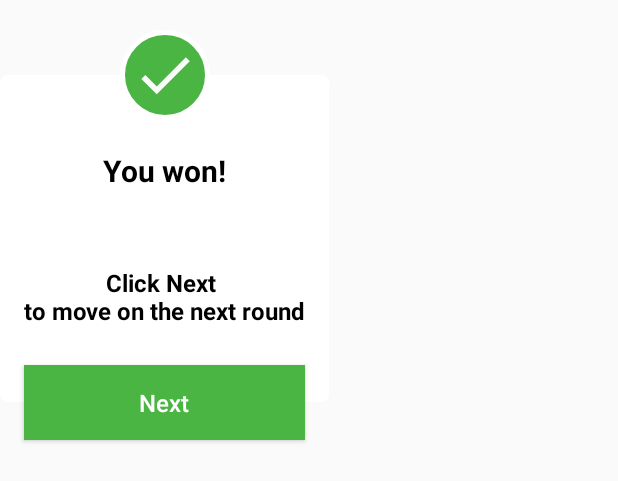
After one commit to zaiyr00/Sokoban-Game, an Android app: the layout dialog_view.xml on its own in the app's theme, with its tools: preview values and no code run, on a phone screen of 412 x 824 dp. The commit adds this screen. Shown: the top 481 px of the screen. Run offline under Robolectric (Android 15) with nearby library versions, the phone set to English and light mode, and no system bars.

Commit message:
added next levels and reset level

```diff
--- /dev/null
+++ b/app/src/main/java/kg/internlabs/sokoban/OpenDialogWindow.kt
@@ -0,0 +1 @@
+package kg.internlabs.sokoban
--- /dev/null
+++ b/app/src/main/res/drawable/bg_iv.xml
@@ -0,0 +1,10 @@
+<?xml version="1.0" encoding="utf-8"?>
+<shape xmlns:android="http://schemas.android.com/apk/res/android"
+    android:shape="oval">
+
+    <solid android:color="@color/colorGreen"/>
+
+    <stroke android:width="3dp"
+        android:color="@color/colorWhite"/>
+
+</shape>
--- /dev/null
+++ b/app/src/main/res/drawable/bg_linear_layout.xml
@@ -0,0 +1,9 @@
+<?xml version="1.0" encoding="utf-8"?>
+<shape xmlns:android="http://schemas.android.com/apk/res/android"
+    android:shape="rectangle">
+
+    <solid android:color="@color/colorWhite"/>
+
+    <corners android:radius="5dp"/>
+
+</shape>
--- /dev/null
+++ b/app/src/main/res/drawable/ic_check.xml
@@ -0,0 +1,5 @@
+<vector android:height="24dp" android:tint="#FCFCFC"
+    android:viewportHeight="24.0" android:viewportWidth="24.0"
+    android:width="24dp" xmlns:android="http://schemas.android.com/apk/res/android">
+    <path android:fillColor="#FF000000" android:pathData="M9,16.17L4.83,12l-1.42,1.41L9,19 21,7l-1.41,-1.41z"/>
+</vector>
--- /dev/null
+++ b/app/src/main/res/drawable/ic_restart.xml
@@ -0,0 +1,5 @@
+<vector android:height="24dp" android:tint="#FFFFFF"
+    android:viewportHeight="24" android:viewportWidth="24"
+    android:width="24dp" xmlns:android="http://schemas.android.com/apk/res/android">
+    <path android:fillColor="@android:color/white" android:pathData="M14,12c0,-1.1 -0.9,-2 -2,-2s-2,0.9 -2,2 0.9,2 2,2 2,-0.9 2,-2zM12,3c-4.97,0 -9,4.03 -9,9L0,12l4,4 4,-4L5,12c0,-3.87 3.13,-7 7,-7s7,3.13 7,7 -3.13,7 -7,7c-1.51,0 -2.91,-0.49 -4.06,-1.3l-1.42,1.44C8.04,20.3 9.94,21 12,21c4.97,0 9,-4.03 9,-9s-4.03,-9 -9,-9z"/>
+</vector>
--- /dev/null
+++ b/app/src/main/res/layout/dialog_view.xml
@@ -0,0 +1,76 @@
+<?xml version="1.0" encoding="utf-8"?>
+<androidx.constraintlayout.widget.ConstraintLayout xmlns:android="http://schemas.android.com/apk/res/android"
+    xmlns:app="http://schemas.android.com/apk/res-auto"
+    android:layout_width="wrap_content"
+    android:layout_height="wrap_content">
+
+    <LinearLayout
+        android:id="@+id/ll"
+        android:layout_width="wrap_content"
+        android:layout_height="wrap_content"
+        android:layout_marginTop="50dp"
+        android:layout_marginBottom="50dp"
+        android:orientation="vertical"
+        android:background="@drawable/bg_linear_layout"
+        app:layout_constraintBottom_toBottomOf="parent"
+        app:layout_constraintEnd_toEndOf="parent"
+        app:layout_constraintStart_toStartOf="parent"
+        app:layout_constraintTop_toTopOf="parent">
+
+        <TextView
+            android:layout_width="match_parent"
+            android:layout_height="wrap_content"
+            android:layout_marginTop="50dp"
+            android:gravity="center_horizontal"
+            android:text="You won!"
+            android:textAlignment="center"
+            android:textColor="@color/colorBlack"
+            android:textSize="20sp"
+            android:textStyle="bold" />
+
+        <TextView
+            android:layout_width="match_parent"
+            android:layout_height="wrap_content"
+            android:layout_marginTop="50dp"
+            android:layout_marginStart="16dp"
+            android:layout_marginEnd="16dp"
+            android:layout_marginBottom="50dp"
+            android:gravity="center_horizontal"
+            android:text="Click Next \nto move on the next round"
+            android:textAlignment="center"
+            android:textColor="@color/colorBlack"
+            android:textSize="16sp"
+            android:textStyle="bold" />
+
+    </LinearLayout>
+
+    <ImageView
+        android:layout_width="60dp"
+        android:layout_height="60dp"
+        android:background="@drawable/bg_iv"
+        android:src="@drawable/ic_check"
+        android:padding="8dp"
+        app:layout_constraintBottom_toTopOf="@id/ll"
+        app:layout_constraintTop_toTopOf="@id/ll"
+        app:layout_constraintStart_toStartOf="@id/ll"
+        app:layout_constraintEnd_toEndOf="@id/ll"/>
+
+    <Button
+        android:id="@+id/btn_next"
+        android:layout_width="0dp"
+        android:layout_height="50dp"
+        android:text="Next"
+        android:background="@color/colorGreen"
+        android:textColor="@color/colorWhite"
+        android:textAllCaps="false"
+        android:layout_marginStart="16dp"
+        android:layout_marginEnd="16dp"
+        android:textSize="16sp"
+        app:layout_constraintStart_toStartOf="@id/ll"
+        app:layout_constraintEnd_toEndOf="@id/ll"
+        app:layout_constraintTop_toBottomOf="@id/ll"
+        app:layout_constraintBottom_toBottomOf="@id/ll"/>
+
+
+
+</androidx.constraintlayout.widget.ConstraintLayout>
--- a/app/src/main/res/layout/sd.xml
+++ /dev/null
@@ -1,6 +0,0 @@
-<?xml version="1.0" encoding="utf-8"?>
-<androidx.constraintlayout.widget.ConstraintLayout
-    xmlns:android="http://schemas.android.com/apk/res/android" android:layout_width="match_parent"
-    android:layout_height="match_parent">
-
-</androidx.constraintlayout.widget.ConstraintLayout>
--- a/app/src/main/res/values/colors.xml
+++ b/app/src/main/res/values/colors.xml
@@ -3,4 +3,8 @@
     <color name="colorPrimary">#6200EE</color>
     <color name="colorPrimaryDark">#3700B3</color>
     <color name="colorAccent">#03DAC5</color>
+
+    <color name="colorBlack">#000</color>
+    <color name="colorWhite">#FFFFFF</color>
+    <color name="colorGreen">#4BB543</color>
 </resources>
```
Also changed, not shown: app/src/main/java/kg/internlabs/sokoban/CanvasSokoban.kt (+6 -6 lines), app/src/main/java/kg/internlabs/sokoban/Controller.kt (+9 -1 lines), app/src/main/java/kg/internlabs/sokoban/Levels.kt (+52 -17 lines), app/src/main/java/kg/internlabs/sokoban/Model.kt (+48 -8 lines), app/src/main/java/kg/internlabs/sokoban/ViewerActivity.kt (+15 -2 lines), app/src/main/res/menu/nav_menu.xml (added, +9 -0 lines).
